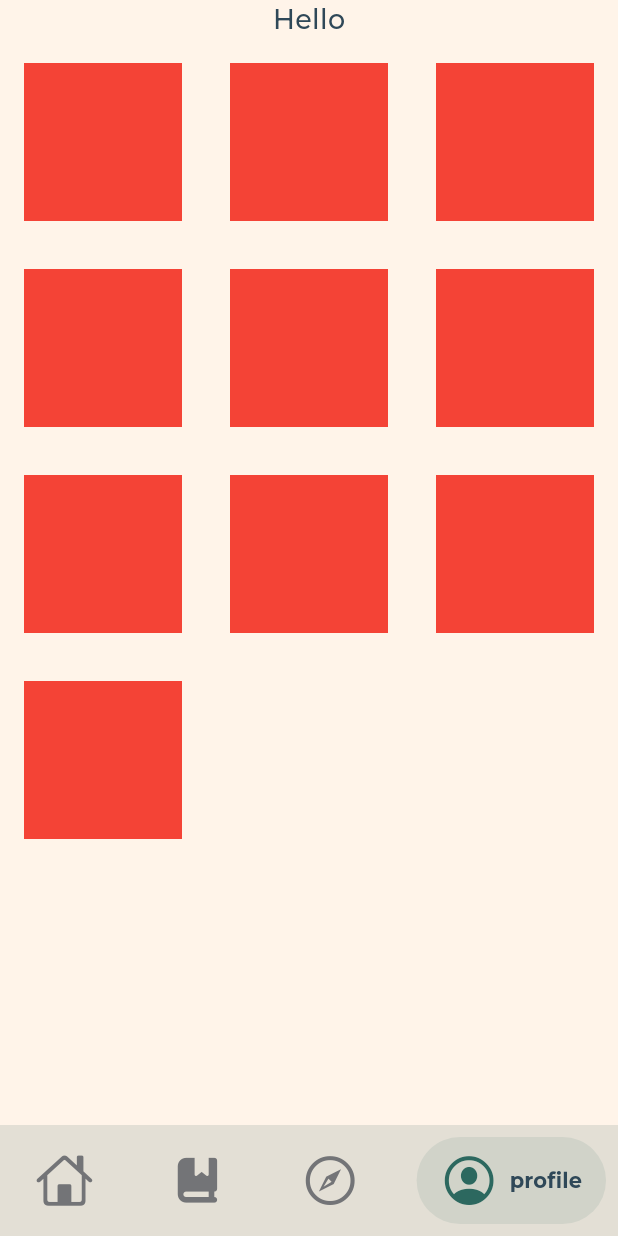
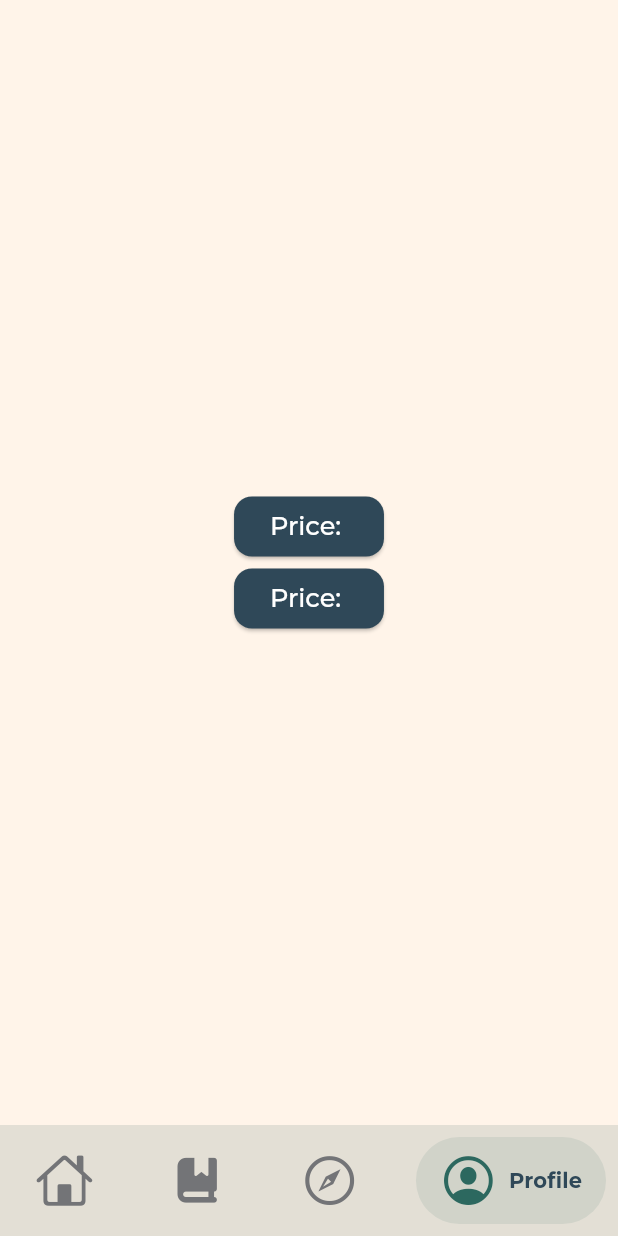
Before and after one commit to AbdullahEmadEldin/tut_app, a Flutter app: the AnimatedBottomBar screen opened by its route, swiped to page 4, on a phone screen of 412 x 824 dp. Run offline on Flutter 3.47's test engine with Material 3 defaults, Android fonts, the phone set to English and light mode, and no system bars; drawn by our look-alikes of salomon_bottom_bar; our stand-ins replace bloc, carousel_slider, device_preview, dio, easy_localization, flutter_bloc and 7 more; accounts and stored records are empty; network calls fail; project files that could hold a hidden picture were left out.

Commit message:
Integrating .tr() to all texts in app

```diff
--- a/lib/modules/auth/view/widgets/dont_have_account_button.dart
+++ b/lib/modules/auth/view/widgets/dont_have_account_button.dart
@@ -1,3 +1,4 @@
+import 'package:easy_localization/easy_localization.dart';
 import 'package:flutter/material.dart';
 import 'package:tut_app/constants/app_strings.dart';
 import 'package:tut_app/modules/auth/view/pages/register_page.dart';
@@ -15,7 +16,7 @@ class DontHaveAccountButton extends StatelessWidget {
       child: Padding(
         padding: const EdgeInsets.symmetric(vertical: 8),
         child: Text(
-          AppStrings.dontHaveAnAccount,
+          AppStrings.dontHaveAnAccount.tr(),
           style: Theme.of(context)
               .textTheme
               .bodySmall!
--- a/lib/modules/auth/view/widgets/stay_logged_checkbox.dart
+++ b/lib/modules/auth/view/widgets/stay_logged_checkbox.dart
@@ -1,3 +1,4 @@
+import 'package:easy_localization/easy_localization.dart';
 import 'package:flutter/material.dart';
 import 'package:tut_app/constants/app_strings.dart';
 import 'package:tut_app/constants/constants.dart';
@@ -43,7 +44,7 @@ class _StayLoggedCheckBoxState extends State<StayLoggedCheckBox> {
               setState(() {});
             }),
         Text(
-          AppStrings.stayLoggedIn,
+          AppStrings.stayLoggedIn.tr(),
           style: Theme.of(context).textTheme.bodyMedium,
         ),
       ],
--- a/lib/modules/navigation_bar/animated_bottom_bar.dart
+++ b/lib/modules/navigation_bar/animated_bottom_bar.dart
@@ -1,4 +1,5 @@
 import 'package:dio/dio.dart';
+import 'package:easy_localization/easy_localization.dart';
 import 'package:flutter/cupertino.dart';
 import 'package:flutter/material.dart';
 import 'package:flutter_bloc/flutter_bloc.dart';
@@ -83,7 +84,7 @@ class _AnimatedBottomBarState extends State<AnimatedBottomBar> {
               size: UiHelper.getResponsiveDimension(context, baseDimension: 38),
             ),
             title: Text(
-              AppStrings.reading,
+              AppStrings.reading.tr(),
               style: _barItemTextStyle(),
             ),
             selectedColor: AppColors.spotColor,
@@ -94,7 +95,7 @@ class _AnimatedBottomBarState extends State<AnimatedBottomBar> {
               size: UiHelper.getResponsiveDimension(context, baseDimension: 30),
             ),
             title: Text(
-              AppStrings.library,
+              AppStrings.library.tr(),
               style: _barItemTextStyle(),
             ),
             selectedColor: AppColors.spotColor,
@@ -105,7 +106,7 @@ class _AnimatedBottomBarState extends State<AnimatedBottomBar> {
               size: UiHelper.getResponsiveDimension(context, baseDimension: 38),
             ),
             title: Text(
-              AppStrings.explore,
+              AppStrings.explore.tr(),
               style: _barItemTextStyle(),
             ),
             selectedColor: AppColors.spotColor,
@@ -116,7 +117,7 @@ class _AnimatedBottomBarState extends State<AnimatedBottomBar> {
               size: UiHelper.getResponsiveDimension(context, baseDimension: 38),
             ),
             title: Text(
-              AppStrings.profile,
+              AppStrings.profile.tr(),
               style: _barItemTextStyle(),
             ),
             selectedColor: AppColors.spotColor,
--- a/lib/modules/navigation_bar/explore/view/widgets/books_grid_view.dart
+++ b/lib/modules/navigation_bar/explore/view/widgets/books_grid_view.dart
@@ -1,3 +1,4 @@
+import 'package:easy_localization/easy_localization.dart';
 import 'package:flutter/material.dart';
 import 'package:flutter_bloc/flutter_bloc.dart';
 import 'package:flutter_staggered_grid_view/flutter_staggered_grid_view.dart';
@@ -136,7 +137,8 @@ class _BooksStaggeredGridViewState extends State<BooksStaggeredGridView> {
       child: _defaultView
           ? SliverToBoxAdapter(
               child: EmptyBooksGrid(
-              message: (_items.isEmpty && _search) ? AppStrings.noBooks : null,
+              message:
+                  (_items.isEmpty && _search) ? AppStrings.noBooks.tr() : null,
             ))
           : SliverMasonryGrid(
               delegate: SliverChildBuilderDelegate(
--- a/lib/modules/navigation_bar/explore/view/widgets/empty_books_grid.dart
+++ b/lib/modules/navigation_bar/explore/view/widgets/empty_books_grid.dart
@@ -1,3 +1,4 @@
+import 'package:easy_localization/easy_localization.dart';
 import 'package:flutter/material.dart';
 import 'package:flutter_svg/flutter_svg.dart';
 import 'package:tut_app/constants/app_strings.dart';
@@ -28,7 +29,7 @@ class EmptyBooksGrid extends StatelessWidget {
                     baseDimension: 320),
               ),
               Text(
-                message ?? AppStrings.pickCategory,
+                message ?? AppStrings.pickCategory.tr(),
                 style: Theme.of(context)
                     .textTheme
                     .headlineMedium!
--- a/lib/modules/navigation_bar/explore/view/widgets/search_text_field.dart
+++ b/lib/modules/navigation_bar/explore/view/widgets/search_text_field.dart
@@ -2,6 +2,7 @@
 
 import 'dart:ui';
 
+import 'package:easy_localization/easy_localization.dart';
 import 'package:flutter/cupertino.dart';
 import 'package:flutter/material.dart';
 import 'package:flutter_bloc/flutter_bloc.dart';
@@ -58,7 +59,7 @@ class _SearchTextFieldState extends State<SearchTextField> {
                 UiHelper.getResponsiveDimension(context, baseDimension: 25),
             decoration: InputDecoration(
                 contentPadding: EdgeInsets.symmetric(horizontal: 24),
-                hintText: AppStrings.searchLabel,
+                hintText: AppStrings.searchLabel.tr(),
                 hintStyle: Theme.of(context)
                     .textTheme
                     .labelLarge!
--- a/lib/modules/navigation_bar/home/view/page/home_page.dart
+++ b/lib/modules/navigation_bar/home/view/page/home_page.dart
@@ -1,5 +1,6 @@
 // ignore_for_file: prefer_const_constructors
 
+import 'package:easy_localization/easy_localization.dart';
 import 'package:flutter/material.dart';
 import 'package:flutter_bloc/flutter_bloc.dart';
 import 'package:tut_app/constants/app_strings.dart';
@@ -56,7 +57,7 @@ class _HomePageState extends State<HomePage>
                   crossAxisAlignment: CrossAxisAlignment.start,
                   children: [
                     Text(
-                      AppStrings.newRelease,
+                      AppStrings.newRelease.tr(),
                       style: Theme.of(context).textTheme.headlineMedium,
                     ),
                     BlocBuilder<GetNewBooksCubit, GetNewBooksState>(
--- a/lib/modules/navigation_bar/home/view/widgets/falsh_sale_text.dart
+++ b/lib/modules/navigation_bar/home/view/widgets/falsh_sale_text.dart
@@ -1,4 +1,6 @@
+import 'package:easy_localization/easy_localization.dart';
 import 'package:flutter/material.dart';
+import 'package:tut_app/constants/app_strings.dart';
 import 'package:tut_app/core/theme/fonts_manager.dart';
 
 class FlashSaleText extends StatelessWidget {
@@ -11,7 +13,7 @@ class FlashSaleText extends StatelessWidget {
     return Padding(
       padding: const EdgeInsets.symmetric(horizontal: 24, vertical: 8),
       child: Text(
-        'Flash Sale',
+        AppStrings.flashSale.tr(),
         style: Theme.of(context).textTheme.headlineMedium!.copyWith(
               fontFamily: AppFonts.brittanySignature,
               fontWeight: FontWeight.w900,
--- a/lib/modules/navigation_bar/profile/pages/profile_page.dart
+++ b/lib/modules/navigation_bar/profile/pages/profile_page.dart
@@ -1,12 +1,9 @@
 // ignore_for_file: prefer_const_constructors
 
-import 'dart:ui';
-
-import 'package:flutter/cupertino.dart';
+import 'package:easy_localization/easy_localization.dart';
 import 'package:flutter/material.dart';
-import 'package:tut_app/constants/assets_paths.dart';
-import 'package:tut_app/core/ui_helpers.dart';
-import 'package:tut_app/modules/auth/view/widgets/register_button.dart';
+import 'package:tut_app/constants/app_strings.dart';
+import 'package:tut_app/core/lang_manager.dart';
 import 'package:tut_app/shared/data/models/book.dart';
 import 'package:tut_app/shared/data/models/book_sub_models.dart';
 
@@ -17,27 +14,32 @@ class ProfilePage extends StatelessWidget {
   @override
   Widget build(BuildContext context) {
     return Scaffold(
-        body: SingleChildScrollView(
-            child: Column(
-      children: [
-        Text('Hello'),
-        SizedBox(
-          height: 700,
-          child: GridView.builder(
-            gridDelegate:
-                SliverGridDelegateWithFixedCrossAxisCount(crossAxisCount: 3),
-            itemBuilder: (context, index) => Padding(
-              padding: const EdgeInsets.all(16.0),
-              child: Container(
-                height: index == 3 ? 300 : 200,
-                color: Colors.red,
-              ),
+        body: Center(
+      child: Column(
+        mainAxisAlignment: MainAxisAlignment.center,
+        children: [
+          ElevatedButton(
+            onPressed: () {
+              LanguageManager.changeAppLang(context,
+                  lang: LanguageType.english);
+            },
+            child: Text(
+              AppStrings.price.tr().tr(),
+              style: TextStyle(color: Colors.white),
             ),
-            itemCount: 10,
           ),
-        ),
-      ],
-    )));
+          ElevatedButton(
+            onPressed: () {
+              LanguageManager.changeAppLang(context, lang: LanguageType.arabic);
+            },
+            child: Text(
+              AppStrings.price.tr().tr(),
+              style: TextStyle(color: Colors.white),
+            ),
+          ),
+        ],
+      ),
+    ));
   }
 
   List<Book> _getBooks() => [
--- a/lib/modules/onBoarding/view/widget/on_boarding_bottom_sheet.dart
+++ b/lib/modules/onBoarding/view/widget/on_boarding_bottom_sheet.dart
@@ -1,3 +1,4 @@
+import 'package:easy_localization/easy_localization.dart';
 import 'package:flutter/material.dart';
 import 'package:tut_app/modules/onBoarding/view_model/on_boarding_view_model.dart';
 import 'package:tut_app/constants/app_strings.dart';
@@ -36,7 +37,7 @@ class _OnBoardingBottomSheetWidgetState
           TextButton(
             onPressed: widget.onSkipFunction,
             child: Text(
-              AppStrings.skip,
+              AppStrings.skip.tr(),
               style: Theme.of(context)
                   .textTheme
                   .titleSmall!
--- a/lib/shared/data/models/book.dart
+++ b/lib/shared/data/models/book.dart
@@ -1,5 +1,6 @@
 // ignore_for_file: public_member_api_docs, sort_constructors_first
 
+import 'package:easy_localization/easy_localization.dart';
 import 'package:tut_app/constants/app_strings.dart';
 import 'package:tut_app/shared/data/models/book_sub_models.dart';
 
@@ -71,11 +72,11 @@ class BookInfo {
     this.description,
     this.categories,
   });
-//! Any AppStrings.notApplicable ('N/A') is a handling situation for the API. because a lot of books doesn't have the complete data.
+//! Any AppStrings.notApplicable.tr() ('N/A') is a handling situation for the API. because a lot of books doesn't have the complete data.
   BookInfo.fromJson(Map<String, dynamic> json)
       : title = json['title'],
-        authors = json['authors'] ?? [AppStrings.notApplicable],
-        publishedDate = json['publishedDate'] ?? AppStrings.notApplicable,
+        authors = json['authors'] ?? [AppStrings.notApplicable.tr()],
+        publishedDate = json['publishedDate'] ?? AppStrings.notApplicable.tr(),
         allowAnonLogging = json['allowAnonLogging'],
         imageLinks = json['imageLinks'] != null
             ? ImageLinks.fromJson(json['imageLinks'])
@@ -86,7 +87,7 @@ class BookInfo {
         description = json['description'],
         categories = json['categories'] ??
             [
-              AppStrings.notApplicable,
+              AppStrings.notApplicable.tr(),
             ];
 
   Map<String, dynamic> toJson() {
--- a/lib/shared/data/models/book_sub_models.dart
+++ b/lib/shared/data/models/book_sub_models.dart
@@ -1,3 +1,4 @@
+import 'package:easy_localization/easy_localization.dart';
 import 'package:tut_app/constants/app_strings.dart';
 
 class ImageLinks {
@@ -36,7 +37,7 @@ class SaleInfo {
 
     listPrice = json['listPrice'] != null
         ? ListPrice.fromJson(json['listPrice'])
-        : ListPrice(amount: 0, currencyCode: AppStrings.notApplicable);
+        : ListPrice(amount: 0, currencyCode: AppStrings.notApplicable.tr());
   }
 
   Map<String, dynamic> toJson() {
@@ -59,7 +60,7 @@ class ListPrice {
 
   ListPrice.fromJson(Map<String, dynamic> json) {
     amount = json['amount'];
-    currencyCode = json['currencyCode'] ?? AppStrings.notApplicable;
+    currencyCode = json['currencyCode'] ?? AppStrings.notApplicable.tr();
   }
 
   Map<String, dynamic> toJson() {
--- a/lib/shared/view/pages/book_details_page.dart
+++ b/lib/shared/view/pages/book_details_page.dart
@@ -1,3 +1,4 @@
+import 'package:easy_localization/easy_localization.dart';
 import 'package:flutter/material.dart';
 import 'package:tut_app/constants/app_strings.dart';
 import 'package:tut_app/modules/navigation_bar/animated_bottom_bar.dart';
@@ -33,7 +34,7 @@ class BookDetailsPage extends StatelessWidget {
             child: Padding(
               padding: const EdgeInsets.symmetric(horizontal: 16),
               child: Text(
-                args.book.bookInfo.description ?? AppStrings.notApplicable,
+                args.book.bookInfo.description ?? AppStrings.notApplicable.tr(),
               ),
             ),
           )
```
Also changed, not shown: lib/modules/auth/view/pages/login_page.dart (+12 -10 lines), lib/modules/auth/view/pages/register_page.dart (+21 -19 lines), lib/modules/onBoarding/view_model/on_boarding_view_model.dart (+9 -8 lines), lib/shared/view/widgets/book_details_header.dart (+4 -3 lines), lib/shared/view/widgets/book_info_texts.dart (+4 -3 lines).
